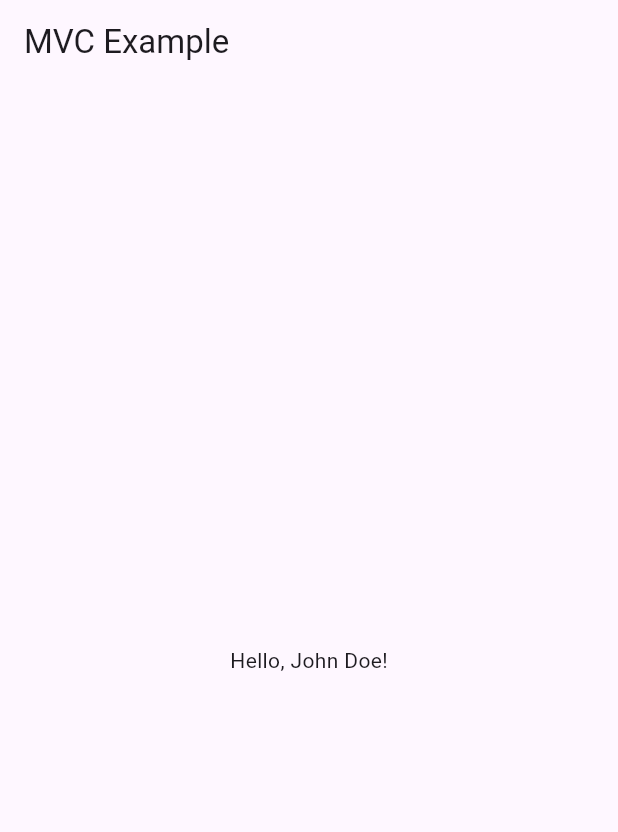
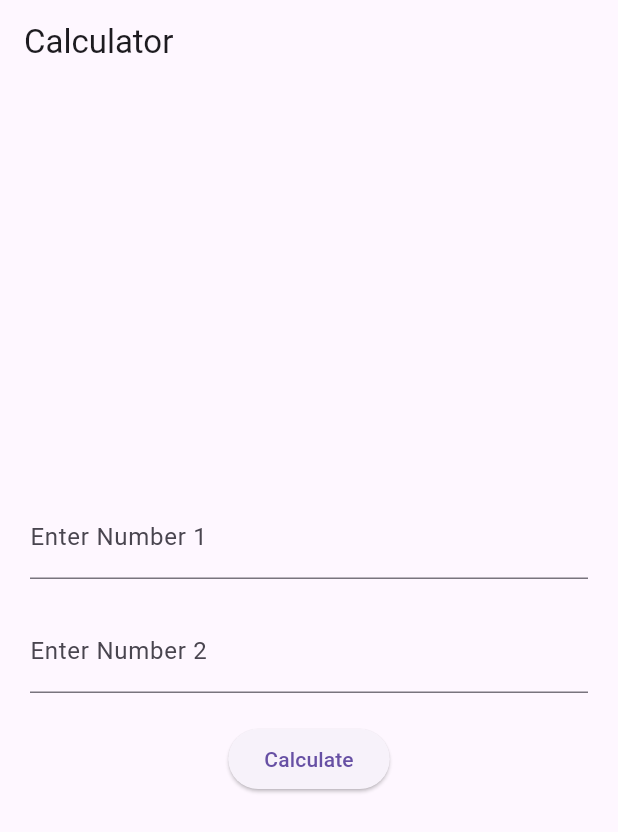
Before and after one commit to dhiraj-sanjay-pawar/MVC---Calculator, a Flutter app: the screen it shows after launch, on a phone screen of 412 x 824 dp. Shown: the top 832 px of the screen. Run offline on Flutter 3.47's test engine with Material 3 defaults, Android fonts, the light colour scheme and no system bars.

Commit message:
Created application for MVC - 2 numbers of addition

```diff
--- /dev/null
+++ b/flutter_applications/lib/controllers/calculator_controller.dart
@@ -0,0 +1,31 @@
+// Importing necessary packages
+import 'dart:async';
+
+// Importing the Calculation model
+import '../models/calculation.dart';
+
+// Definition of CalculatorController class
+class CalculatorController {
+  // Creating a StreamController to manage the stream of calculations
+  final _calculationController = StreamController<Calculation>.broadcast();
+
+  // Getter method to access the calculation stream
+  Stream<Calculation> get calculationStream => _calculationController.stream;
+
+  // Method to perform addition operation
+  void performAddition(int? number1, int? number2) {
+    // Creating a Calculation object with provided numbers
+    Calculation calculation = Calculation(number1: number1, number2: number2);
+
+    // Performing addition operation
+    calculation.performAddition();
+
+    // Adding the calculation result to the stream
+    _calculationController.add(calculation);
+  }
+
+  // Method to dispose of the StreamController
+  void dispose() {
+    _calculationController.close(); // Closing the StreamController to release resources
+  }
+}
--- a/flutter_applications/lib/controllers/home_controller.dart
+++ /dev/null
@@ -1,22 +0,0 @@
-import 'dart:async';
-import '../models/user.dart';
-
-class HomeController {
-  // Simulating data retrieval with a delay
-  Future<User> getUser() async {
-    await Future.delayed(Duration(seconds: 2)); // Simulating network delay
-    return User('John Doe');
-  }
-
-  // Stream for user data
-  StreamController<User> _userController = StreamController<User>();
-  Stream<User> get userStream => _userController.stream;
-
-  // Constructor
-  HomeController() {
-    // Load user data
-    getUser().then((user) {
-      _userController.add(user);
-    });
-  }
-}
--- a/flutter_applications/lib/main.dart
+++ b/flutter_applications/lib/main.dart
@@ -1,19 +1,24 @@
+// Importing necessary packages
 import 'package:flutter/material.dart';
-import 'views/home_page.dart';
 
+// Importing CalculatorPage widget
+import 'views/calculator_page.dart';
+
+// Main function to run the application
 void main() {
-  runApp(MyApp());
+  runApp(MyApp()); // Running the application by passing MyApp widget to runApp
 }
 
+// Defining the main application widget
 class MyApp extends StatelessWidget {
   @override
   Widget build(BuildContext context) {
-    return MaterialApp(
-      title: 'MVC Example',
-      theme: ThemeData(
-        primarySwatch: Colors.blue,
+    return MaterialApp( // Returning a MaterialApp widget
+      title: 'Calculator App', // Setting the title of the app
+      theme: ThemeData( // Setting the theme data for the app
+        primarySwatch: Colors.blue, // Setting the primary swatch color to blue
       ),
-      home: HomePage(),
+      home: CalculatorPage(), // Setting the home property to CalculatorPage widget
     );
   }
 }
--- /dev/null
+++ b/flutter_applications/lib/models/calculation.dart
@@ -0,0 +1,19 @@
+// Definition of the Calculation class
+class Calculation {
+  // Properties representing the numbers and result of the calculation
+  int? number1; // First number
+  int? number2; // Second number
+  int? result; // Result of the calculation
+
+  // Constructor with named parameters to initialize properties
+  Calculation({this.number1, this.number2, this.result});
+
+  // Method to perform addition operation
+  void performAddition() {
+    // Checking if both numbers are not null before performing addition
+    if (number1 != null && number2 != null) {
+      // Adding the numbers and assigning the result
+      result = number1! + number2!;
+    }
+  }
+}
--- a/flutter_applications/lib/models/user.dart
+++ /dev/null
@@ -1,5 +0,0 @@
-class User {
-  final String name;
-
-  User(this.name);
-}
--- /dev/null
+++ b/flutter_applications/lib/views/calculator_page.dart
@@ -0,0 +1,65 @@
+import 'package:flutter/material.dart'; // Importing necessary packages
+import '../models/calculation.dart'; // Importing the Calculation model
+import '../controllers/calculator_controller.dart'; // Importing the CalculatorController
+
+// Definition of CalculatorPage widget
+class CalculatorPage extends StatelessWidget {
+  // Creating TextEditingController for number inputs
+  final TextEditingController _number1Controller = TextEditingController();
+  final TextEditingController _number2Controller = TextEditingController();
+
+  // Creating CalculatorController instance
+  final CalculatorController _controller = CalculatorController();
+
+  @override
+  Widget build(BuildContext context) {
+    return Scaffold(
+      appBar: AppBar(
+        title: Text('Calculator'), // Setting the app bar title
+      ),
+      body: Padding(
+        padding: EdgeInsets.all(20), // Adding padding to the body
+        child: Column(
+          mainAxisAlignment: MainAxisAlignment.center,
+          children: [
+            TextField( // Text field for entering number 1
+              controller: _number1Controller,
+              keyboardType: TextInputType.number,
+              decoration: InputDecoration(labelText: 'Enter Number 1'),
+            ),
+            SizedBox(height: 20), // Adding vertical spacing between widgets
+            TextField( // Text field for entering number 2
+              controller: _number2Controller,
+              keyboardType: TextInputType.number,
+              decoration: InputDecoration(labelText: 'Enter Number 2'),
+            ),
+            SizedBox(height: 20), // Adding vertical spacing between widgets
+            ElevatedButton( // Button to trigger calculation
+              onPressed: () {
+                _controller.performAddition( // Calling performAddition method from CalculatorController
+                  int.tryParse(_number1Controller.text), // Parsing input text to integer
+                  int.tryParse(_number2Controller.text), // Parsing input text to integer
+                );
+              },
+              child: Text('Calculate'), // Text displayed on the button
+            ),
+            SizedBox(height: 20), // Adding vertical spacing between widgets
+            StreamBuilder<Calculation>( // StreamBuilder to display calculation result
+              stream: _controller.calculationStream, // Listening to calculation stream
+              builder: (context, snapshot) {
+                if (snapshot.hasData && snapshot.data != null) { // Checking if data is available
+                  return Text( // Displaying calculation result
+                    'Result: ${snapshot.data!.result ?? ''}', // Displaying result value if available
+                    style: TextStyle(fontSize: 20), // Setting text style
+                  );
+                } else {
+                  return SizedBox(); // Returning empty container if data is not available
+                }
+              },
+            ),
+          ],
+        ),
+      ),
+    );
+  }
+}
--- a/flutter_applications/lib/views/home_page.dart
+++ /dev/null
@@ -1,28 +0,0 @@
-import 'package:flutter/material.dart';
-import '../models/user.dart';
-import '../controllers/home_controller.dart';
-
-class HomePage extends StatelessWidget {
-  final HomeController controller = HomeController();
-
-  @override
-  Widget build(BuildContext context) {
-    return Scaffold(
-      appBar: AppBar(
-        title: Text('MVC Example'),
-      ),
-      body: Center(
-        child: StreamBuilder<User>(
-          stream: controller.userStream,
-          builder: (context, snapshot) {
-            if (snapshot.hasData && snapshot.data != null) {
-              return Text('Hello, ${snapshot.data!.name}!'); // Using ! to assert that snapshot.data is not null
-            } else {
-              return CircularProgressIndicator();
-            }
-          },
-        ),
-      ),
-    );
-  }
-}
```
